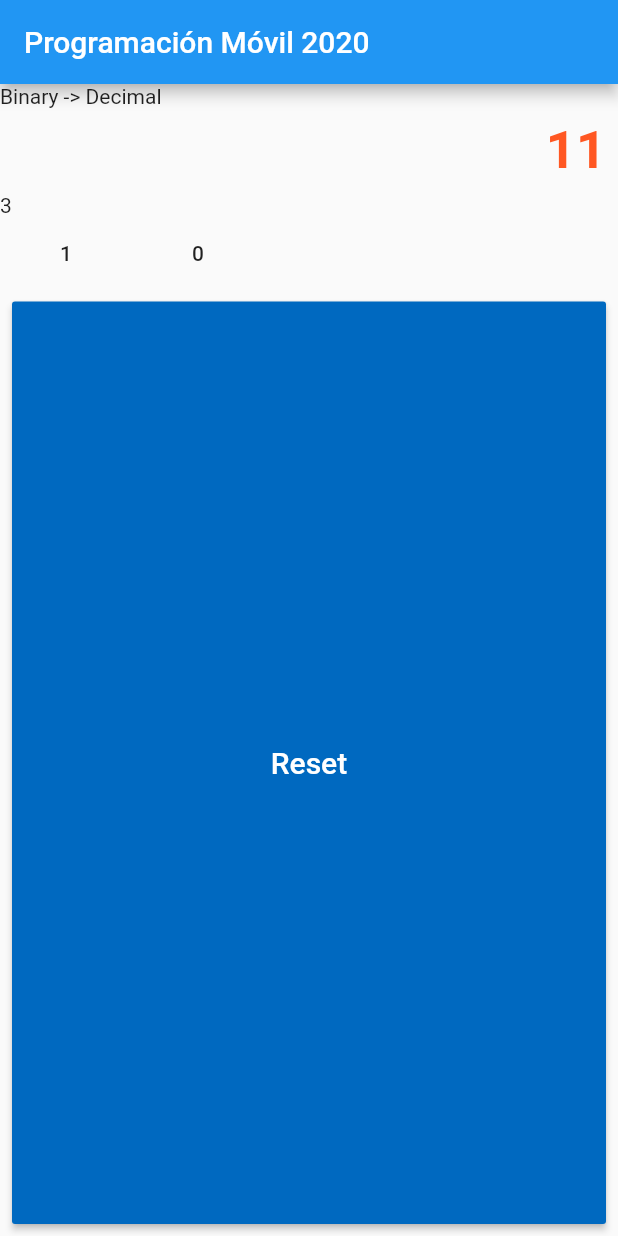
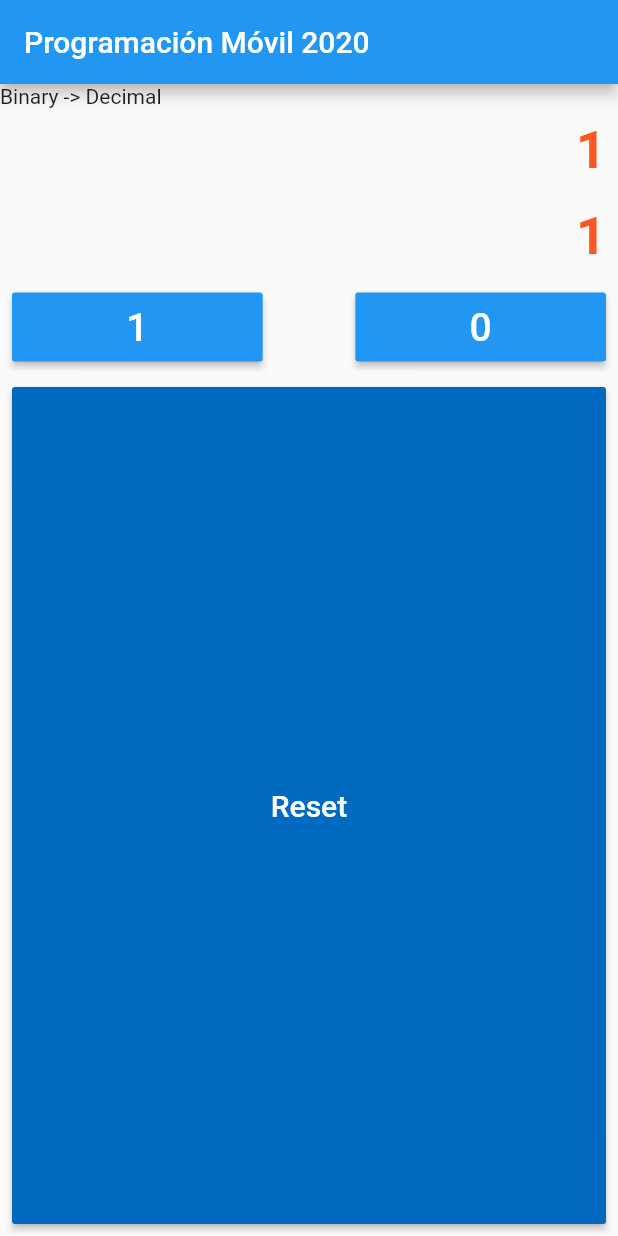
Before and after one commit to augustosalazar/F_Template_BinaryDecimalConverter, a Flutter app: the screen it shows after launch, after a tap on an icon or button, on a phone screen of 412 x 824 dp. Run offline on Flutter 3.47's test engine with Material 2 defaults, Android fonts, the phone set to English and light mode, and no system bars.

Commit message:
functional after class work

```diff
--- a/lib/widgets/converter.dart
+++ b/lib/widgets/converter.dart
@@ -6,23 +6,38 @@ class Converter extends StatefulWidget {
 }
 
 class _ConverterState extends State<Converter> {
-  String _binary = "11";
-  String _decimal = "3"; // _decimal = int.parse(_binary, radix: 2).toRadixString(10);
+  String _binary = "";
+  String _decimal =
+      "0"; // _decimal = int.parse(_binary, radix: 2).toRadixString(10);
 
-  void _onPressed() {
+  void _onPressed(int k) {
+    setState(() {
+      switch (k) {
+        case 0:
+          _binary = _binary + "0";
+          _decimal = int.parse(_binary, radix: 2).toRadixString(10);
+          break;
+        case 1:
+          _binary = _binary + "1";
+          _decimal = int.parse(_binary, radix: 2).toRadixString(10);
+          break;
+        case 2:
+          _binary = "";
+          _decimal = "0";
+          break;
+      }
+    });
   }
 
   @override
   Widget build(BuildContext context) {
     return Container(
-     child:
-        Column(
+      child: Column(
           crossAxisAlignment: CrossAxisAlignment.stretch,
           children: <Widget>[
             Container(
                 alignment: Alignment.centerLeft,
-              child: Text("Binary -> Decimal")
-              ),
+                child: Text("Binary -> Decimal")),
             Container(
                 padding: const EdgeInsets.all(8.0),
                 alignment: Alignment.centerRight,
@@ -31,23 +46,56 @@ class _ConverterState extends State<Converter> {
                   textAlign: TextAlign.right,
                   style: TextStyle(
                       fontWeight: FontWeight.bold,
-                    color: Color(int.parse("#FF5722".replaceAll('#', '0xff'))),
+                      color:
+                          Color(int.parse("#FF5722".replaceAll('#', '0xff'))),
                       fontSize: 35),
                 )),
-            Text("3"),
-            Row(
-                children: <Widget>[
-                  MaterialButton(
-                    child: Text("1"),
-                    onPressed: () {},
+            Container(
+                alignment: Alignment.centerRight,
+                padding: const EdgeInsets.all(8.0),
+                child: Text('$_decimal',
+                    style: TextStyle(
+                        fontWeight: FontWeight.bold,
+                        color:
+                            Color(int.parse("#FF5722".replaceAll('#', '0xff'))),
+                        fontSize: 35))),
+            Row(children: <Widget>[
+              Expanded(
+                flex: 4,
+                child: Padding(
+                  padding: const EdgeInsets.all(8.0),
+                  child: MaterialButton(
+                    color: Colors.blue,
+                    padding: const EdgeInsets.all(8.0),
+                    child: Text(
+                      "1",
+                      style: new TextStyle(fontSize: 26.0, color: Colors.white),
                     ),
-                  MaterialButton(
-                    child: Text("0"),
-                    onPressed: () {},
+                    onPressed: () {
+                      _onPressed(1);
+                    },
+                  ),
+                ),
+              ),
+              Spacer(),
+              Expanded(
+                flex: 4,
+                child: Padding(
+                   padding: const EdgeInsets.all(8.0),
+                                  child: MaterialButton(
+                    color: Colors.blue,
+                    padding: const EdgeInsets.all(8.0),
+                    child: Text(
+                      "0",
+                      style: new TextStyle(fontSize: 26.0, color: Colors.white),
+                    ),
+                    onPressed: () {
+                      _onPressed(0);
+                    },
+                  ),
+                ),
               ),
             ]),
-
-
             Expanded(
               flex: 1,
               child: Container(
@@ -55,7 +103,7 @@ class _ConverterState extends State<Converter> {
                 child: MaterialButton(
                     color: Color(int.parse("#0069C0".replaceAll('#', '0xff'))),
                     onPressed: () {
-
+                      _onPressed(2);
                     },
                     child: Text("Reset",
                         style: new TextStyle(
@@ -65,8 +113,6 @@ class _ConverterState extends State<Converter> {
               ),
             ),
           ]),
-
-
     );
   }
 }
```
Lines whose indentation alone changed are shown as unchanged.
